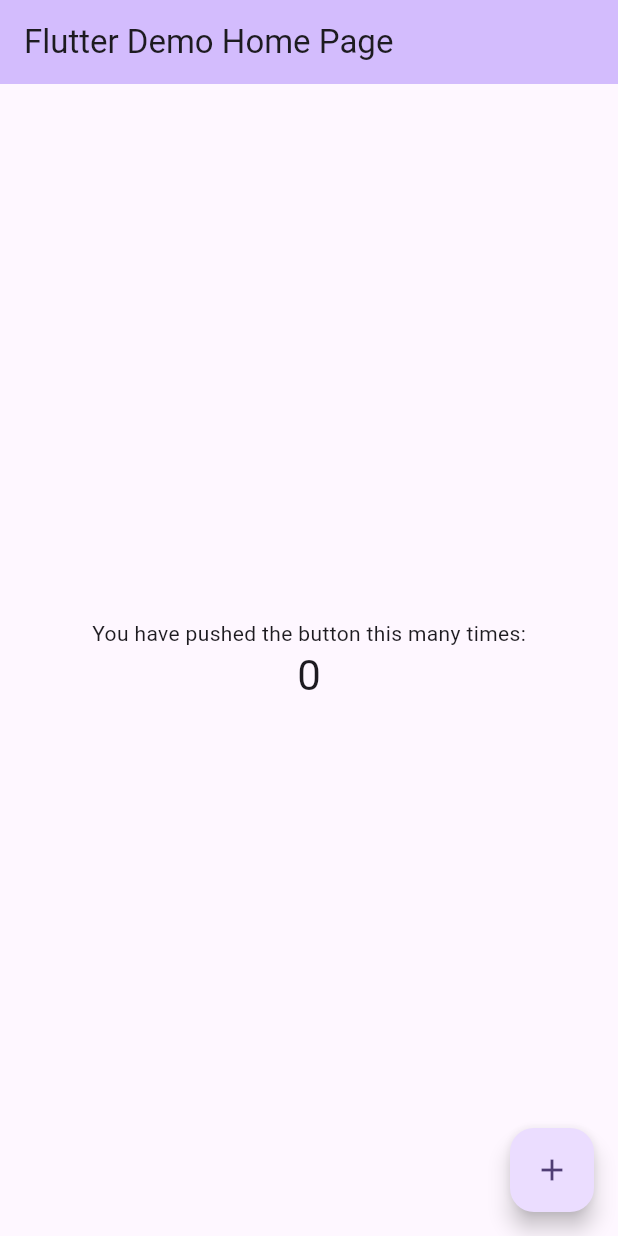
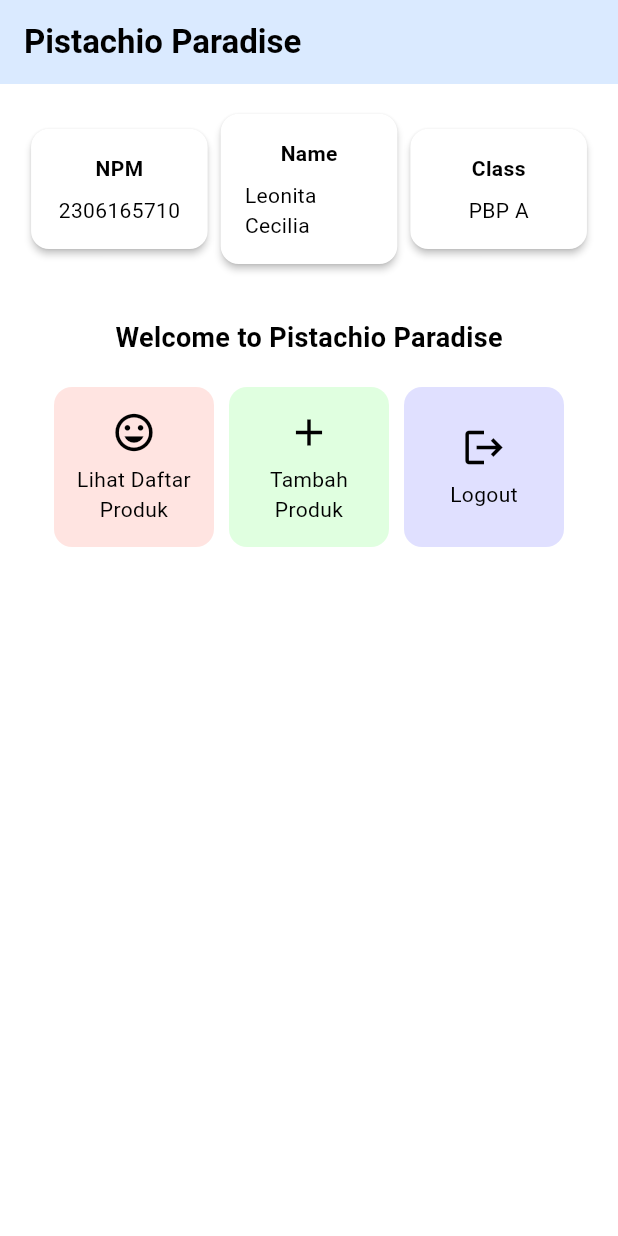
Before and after one commit to leonitacecilia/pistachio_paradise, a Flutter app: the screen it shows after launch, on a phone screen of 412 x 824 dp. Run offline on Flutter 3.47's test engine with Material 3 defaults, Android fonts, the phone set to English and light mode, and no system bars.

Commit message:
tugas 7 done

```diff
--- a/lib/main.dart
+++ b/lib/main.dart
@@ -1,4 +1,5 @@
 import 'package:flutter/material.dart';
+import 'package:pistachio_paradise/menu.dart';
 
 void main() {
   runApp(const MyApp());
@@ -28,98 +29,10 @@
         //
         // This works for code too, not just values: Most code changes can be
         // tested with just a hot reload.
-        colorScheme: ColorScheme.fromSeed(seedColor: Colors.deepPurple),
+        colorScheme: ColorScheme.fromSwatch(primarySwatch: Colors.deepPurple,).copyWith(secondary: Colors.deepPurple[400]),
         useMaterial3: true,
       ),
-      home: const MyHomePage(title: 'Flutter Demo Home Page'),
+      home: MyHomePage(),
     );
   }
 }
-
-class MyHomePage extends StatefulWidget {
-  const MyHomePage({super.key, required this.title});
-
-  // This widget is the home page of your application. It is stateful, meaning
-  // that it has a State object (defined below) that contains fields that affect
-  // how it looks.
-
-  // This class is the configuration for the state. It holds the values (in this
-  // case the title) provided by the parent (in this case the App widget) and
-  // used by the build method of the State. Fields in a Widget subclass are
-  // always marked "final".
-
-  final String title;
-
-  @override
-  State<MyHomePage> createState() => _MyHomePageState();
-}
-
-class _MyHomePageState extends State<MyHomePage> {
-  int _counter = 0;
-
-  void _incrementCounter() {
-    setState(() {
-      // This call to setState tells the Flutter framework that something has
-      // changed in this State, which causes it to rerun the build method below
-      // so that the display can reflect the updated values. If we changed
-      // _counter without calling setState(), then the build method would not be
-      // called again, and so nothing would appear to happen.
-      _counter++;
-    });
-  }
-
-  @override
-  Widget build(BuildContext context) {
-    // This method is rerun every time setState is called, for instance as done
-    // by the _incrementCounter method above.
-    //
-    // The Flutter framework has been optimized to make rerunning build methods
-    // fast, so that you can just rebuild anything that needs updating rather
-    // than having to individually change instances of widgets.
-    return Scaffold(
-      appBar: AppBar(
-        // TRY THIS: Try changing the color here to a specific color (to
-        // Colors.amber, perhaps?) and trigger a hot reload to see the AppBar
-        // change color while the other colors stay the same.
-        backgroundColor: Theme.of(context).colorScheme.inversePrimary,
-        // Here we take the value from the MyHomePage object that was created by
-        // the App.build method, and use it to set our appbar title.
-        title: Text(widget.title),
-      ),
-      body: Center(
-        // Center is a layout widget. It takes a single child and positions it
-        // in the middle of the parent.
-        child: Column(
-          // Column is also a layout widget. It takes a list of children and
-          // arranges them vertically. By default, it sizes itself to fit its
-          // children horizontally, and tries to be as tall as its parent.
-          //
-          // Column has various properties to control how it sizes itself and
-          // how it positions its children. Here we use mainAxisAlignment to
-          // center the children vertically; the main axis here is the vertical
-          // axis because Columns are vertical (the cross axis would be
-          // horizontal).
-          //
-          // TRY THIS: Invoke "debug painting" (choose the "Toggle Debug Paint"
-          // action in the IDE, or press "p" in the console), to see the
-          // wireframe for each widget.
-          mainAxisAlignment: MainAxisAlignment.center,
-          children: <Widget>[
-            const Text(
-              'You have pushed the button this many times:',
-            ),
-            Text(
-              '$_counter',
-              style: Theme.of(context).textTheme.headlineMedium,
-            ),
-          ],
-        ),
-      ),
-      floatingActionButton: FloatingActionButton(
-        onPressed: _incrementCounter,
-        tooltip: 'Increment',
-        child: const Icon(Icons.add),
-      ), // This trailing comma makes auto-formatting nicer for build methods.
-    );
-  }
-}
--- /dev/null
+++ b/lib/menu.dart
@@ -0,0 +1,161 @@
+import 'package:flutter/material.dart';
+
+class MyHomePage extends StatelessWidget {
+  final String npm = '2306165710'; // NPM
+  final String name = 'Leonita Cecilia'; // Nama
+  final String className = 'PBP A'; // Kelas
+
+  MyHomePage({super.key});
+
+  final List<ItemHomepage> items = [
+    ItemHomepage("Lihat Daftar Produk", Icons.mood,
+        const Color(0xFFFFE4E1)), // Light pastel pink
+    ItemHomepage("Tambah Produk", Icons.add,
+        const Color(0xFFE0FFE0)), // Light pastel green
+    ItemHomepage(
+        "Logout", Icons.logout, const Color(0xFFE0E0FF)), // Light pastel blue
+  ];
+
+  @override
+  Widget build(BuildContext context) {
+    return Scaffold(
+      appBar: AppBar(
+        title: const Text(
+          'Pistachio Paradise',
+          style: TextStyle(
+            color: Colors.black,
+            fontWeight: FontWeight.bold,
+          ),
+        ),
+        backgroundColor: const Color(0xFFDAEAFF),
+      ),
+      body: Padding(
+        padding: const EdgeInsets.all(16.0),
+        child: Column(
+          crossAxisAlignment: CrossAxisAlignment.center,
+          children: [
+            Row(
+              mainAxisAlignment: MainAxisAlignment.spaceEvenly,
+              children: [
+                InfoCard(title: 'NPM', content: npm),
+                InfoCard(title: 'Name', content: name),
+                InfoCard(title: 'Class', content: className),
+              ],
+            ),
+            const SizedBox(height: 16.0),
+            Center(
+              child: Column(
+                children: [
+                  const Padding(
+                    padding: EdgeInsets.only(top: 16.0),
+                    child: Text(
+                      'Welcome to Pistachio Paradise',
+                      style: TextStyle(
+                        fontWeight: FontWeight.bold,
+                        fontSize: 18.0,
+                      ),
+                    ),
+                  ),
+                  GridView.count(
+                    primary: true,
+                    padding: const EdgeInsets.all(20),
+                    crossAxisSpacing: 10,
+                    mainAxisSpacing: 10,
+                    crossAxisCount: 3,
+                    shrinkWrap: true,
+                    children: items.map((ItemHomepage item) {
+                      return ItemCard(item);
+                    }).toList(),
+                  ),
+                ],
+              ),
+            ),
+          ],
+        ),
+      ),
+    );
+  }
+}
+
+class InfoCard extends StatelessWidget {
+  final String title;
+  final String content;
+
+  const InfoCard({super.key, required this.title, required this.content});
+
+  @override
+  Widget build(BuildContext context) {
+    return Card(
+      elevation: 2.0,
+      child: Container(
+        width: MediaQuery.of(context).size.width / 3.5,
+        padding: const EdgeInsets.all(16.0),
+        child: Column(
+          children: [
+            Text(
+              title,
+              style: const TextStyle(fontWeight: FontWeight.bold),
+            ),
+            const SizedBox(height: 8.0),
+            Text(content),
+          ],
+        ),
+      ),
+    );
+  }
+}
+
+class ItemCard extends StatelessWidget {
+  final ItemHomepage item;
+
+  const ItemCard(this.item, {super.key});
+
+  @override
+  Widget build(BuildContext context) {
+    return Material(
+      child: InkWell(
+        onTap: () {
+          ScaffoldMessenger.of(context)
+            ..hideCurrentSnackBar()
+            ..showSnackBar(SnackBar(
+                content: Text("Kamu telah menekan tombol ${item.name}!")));
+        },
+        child: Container(
+          decoration: BoxDecoration(
+            borderRadius: BorderRadius.circular(12),
+            color: item.color, // Use solid color from the ItemHomepage
+          ),
+          padding: const EdgeInsets.all(8),
+          child: Center(
+            child: Column(
+              mainAxisAlignment: MainAxisAlignment.center,
+              children: [
+                Icon(
+                  item.icon,
+                  color: Colors.black, // Change icon color to black
+                  size: 30.0,
+                ),
+                const Padding(padding: EdgeInsets.all(3)),
+                Text(
+                  item.name,
+                  textAlign: TextAlign.center,
+                  style: const TextStyle(
+                      color: Colors.black), // Change text color to black
+                ),
+              ],
+            ),
+          ),
+        ),
+      ),
+    );
+  }
+}
+
+class ItemHomepage {
+  final String name;
+  final IconData icon;
+  final Color color; // Add color property
+
+  ItemHomepage(
+      this.name, this.icon, this.color); // Modify constructor to include color
+}
```
Also changed, not shown: 1 other file.
